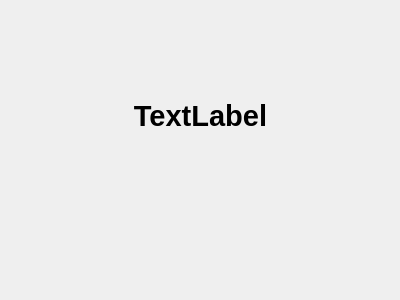
Old version of the form metodics/stabtest/patient_win/coloredcirclewindow.ui in the repository grigp/a-analyser.
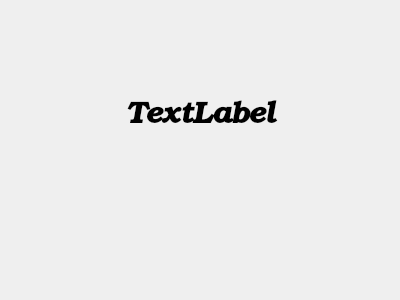
New version of the form. Custom widgets are drawn as their Qt base class.

```diff
--- a/metodics/stabtest/patient_win/coloredcirclewindow.ui
+++ b/metodics/stabtest/patient_win/coloredcirclewindow.ui
@@ -42,8 +42,10 @@
       </property>
       <property name="font">
        <font>
+        <family>Bookman Old Style</family>
         <pointsize>22</pointsize>
         <weight>75</weight>
+        <italic>true</italic>
         <bold>true</bold>
        </font>
       </property>
```
